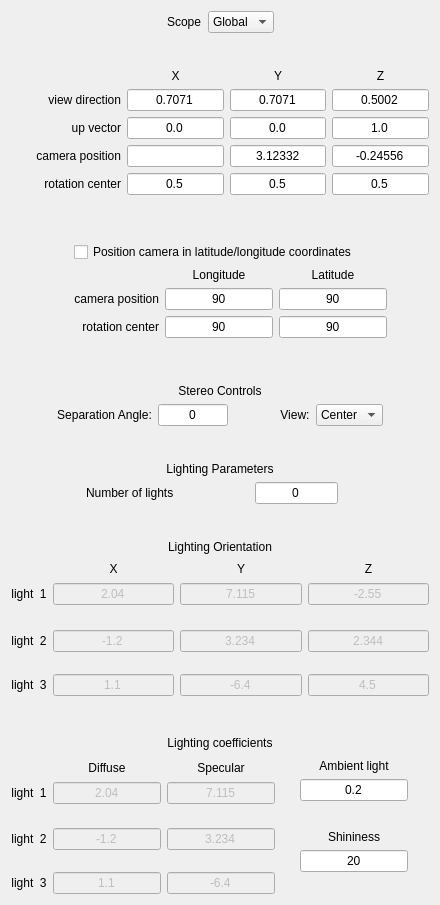
Old version of the form apps/vaporgui/guis/ui/viztab.ui in the repository yyr/vapor.
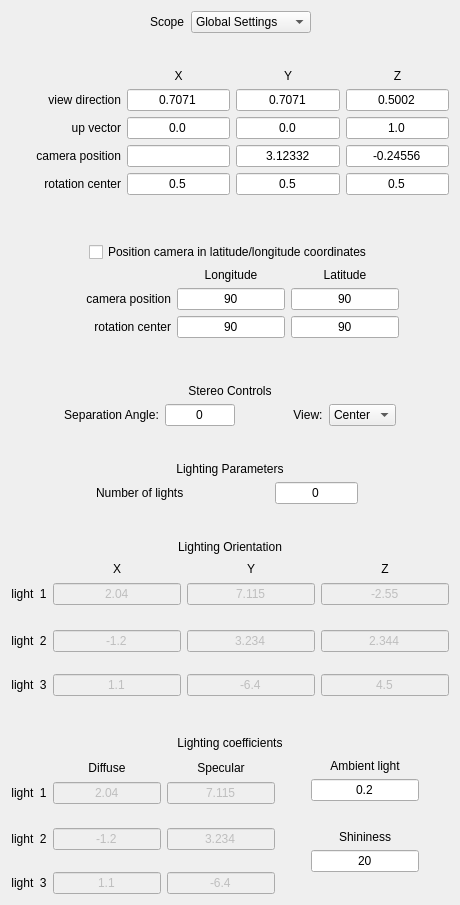
New version of the form.

Commit message: Fixed problems with animation control. Fixed problems with region sliders Fixed local/global selector Cleaned up spurious slider events

Diff of the .ui file:
```diff
--- a/apps/vaporgui/guis/ui/viztab.ui
+++ b/apps/vaporgui/guis/ui/viztab.ui
@@ -9,14 +9,12 @@
       <rect>
         <x>0</x>
         <y>0</y>
-        <width>440</width>
+    <width>460</width>
         <height>905</height>
       </rect>
     </property>
     <property name="sizePolicy">
-      <sizepolicy>
-        <hsizetype>3</hsizetype>
-        <vsizetype>3</vsizetype>
+   <sizepolicy hsizetype="MinimumExpanding" vsizetype="MinimumExpanding">
         <horstretch>0</horstretch>
         <verstretch>0</verstretch>
       </sizepolicy>
@@ -83,13 +81,13 @@
               </item>
               <item>
                 <widget class="QComboBox" name="LocalGlobal">
-                  <property name="editable">
-                    <bool>false</bool>
-                  </property>
-                  <property name="maxCount">
-                    <number>1</number>
-                  </property>
-                  <property name="toolTip" stdset="0">
+         <property name="minimumSize">
+          <size>
+           <width>120</width>
+           <height>0</height>
+          </size>
+         </property>
+         <property name="toolTip">
                     <string>Apply these settings to visualizers, either globally or locally</string>
                   </property>
                   <property name="whatsThis" stdset="0">
@@ -104,7 +102,7 @@
                   </property>
                   <item>
                     <property name="text">
-                      <string>Global </string>
+           <string>Global Settings</string>
                     </property>
                   </item>
                   <item>
@@ -171,9 +169,7 @@
                   <item>
                     <widget class="QLabel" name="textLabel4_2">
                       <property name="sizePolicy">
-                        <sizepolicy>
-                          <hsizetype>5</hsizetype>
-                          <vsizetype>0</vsizetype>
+            <sizepolicy hsizetype="Preferred" vsizetype="Fixed">
                           <horstretch>0</horstretch>
                           <verstretch>0</verstretch>
                         </sizepolicy>
@@ -198,9 +194,7 @@
                   <item>
                     <widget class="QLabel" name="textLabel5_2">
                       <property name="sizePolicy">
-                        <sizepolicy>
-                          <hsizetype>5</hsizetype>
-                          <vsizetype>0</vsizetype>
+            <sizepolicy hsizetype="Preferred" vsizetype="Fixed">
                           <horstretch>0</horstretch>
                           <verstretch>0</verstretch>
                         </sizepolicy>
@@ -219,9 +213,7 @@
                   <item>
                     <widget class="QLabel" name="textLabel6_2">
                       <property name="sizePolicy">
-                        <sizepolicy>
-                          <hsizetype>5</hsizetype>
-                          <vsizetype>0</vsizetype>
+            <sizepolicy hsizetype="Preferred" vsizetype="Fixed">
                           <horstretch>0</horstretch>
                           <verstretch>0</verstretch>
                         </sizepolicy>
@@ -778,7 +770,7 @@
                                   <string>camera position</string>
                                 </property>
                                 <property name="alignment">
-                                  <set>Qt::AlignVCenter|Qt::AlignRight</set>
+                 <set>Qt::AlignRight|Qt::AlignTrailing|Qt::AlignVCenter</set>
                                 </property>
                                 <property name="wordWrap">
                                   <bool>false</bool>
@@ -860,7 +852,7 @@
                                   <string>rotation center</string>
                                 </property>
                                 <property name="alignment">
-                                  <set>Qt::AlignVCenter|Qt::AlignRight</set>
+                 <set>Qt::AlignRight|Qt::AlignTrailing|Qt::AlignVCenter</set>
                                 </property>
                                 <property name="wordWrap">
                                   <bool>false</bool>
@@ -1185,9 +1177,7 @@
                     <bool>true</bool>
                   </property>
                   <property name="sizePolicy">
-                    <sizepolicy>
-                      <hsizetype>0</hsizetype>
-                      <vsizetype>0</vsizetype>
+          <sizepolicy hsizetype="Fixed" vsizetype="Fixed">
                       <horstretch>0</horstretch>
                       <verstretch>0</verstretch>
                     </sizepolicy>
```
Left out of the diff: 1201 changed lines with no effect on the pictures. Lines whose indentation alone changed are shown as unchanged. The commit also changes 11 other files.
